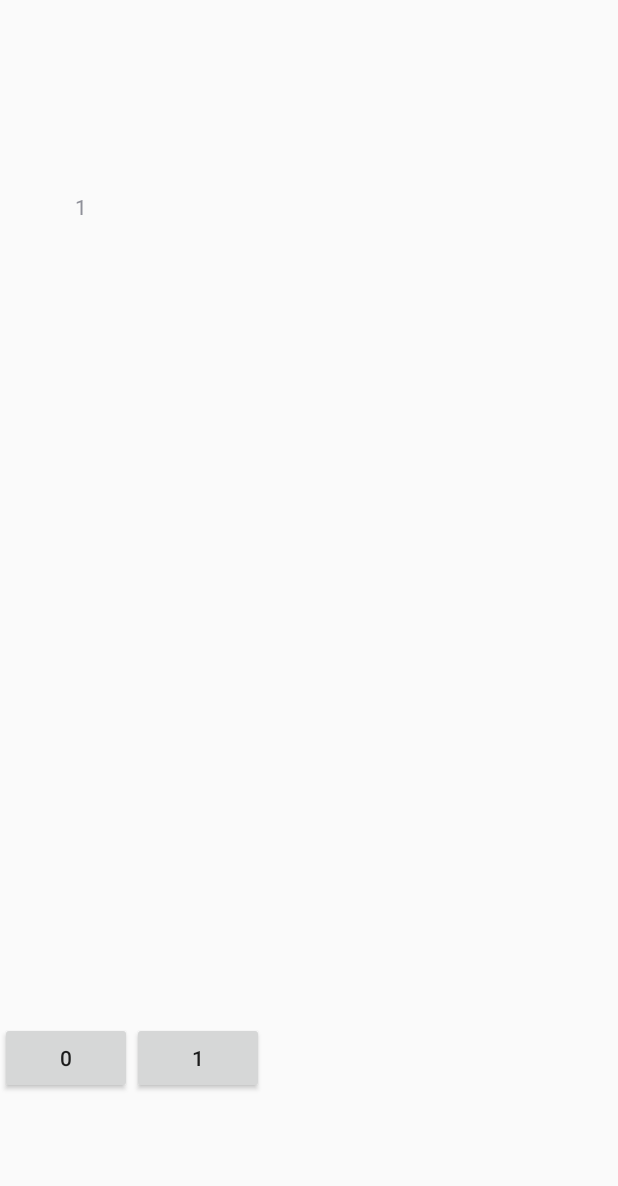
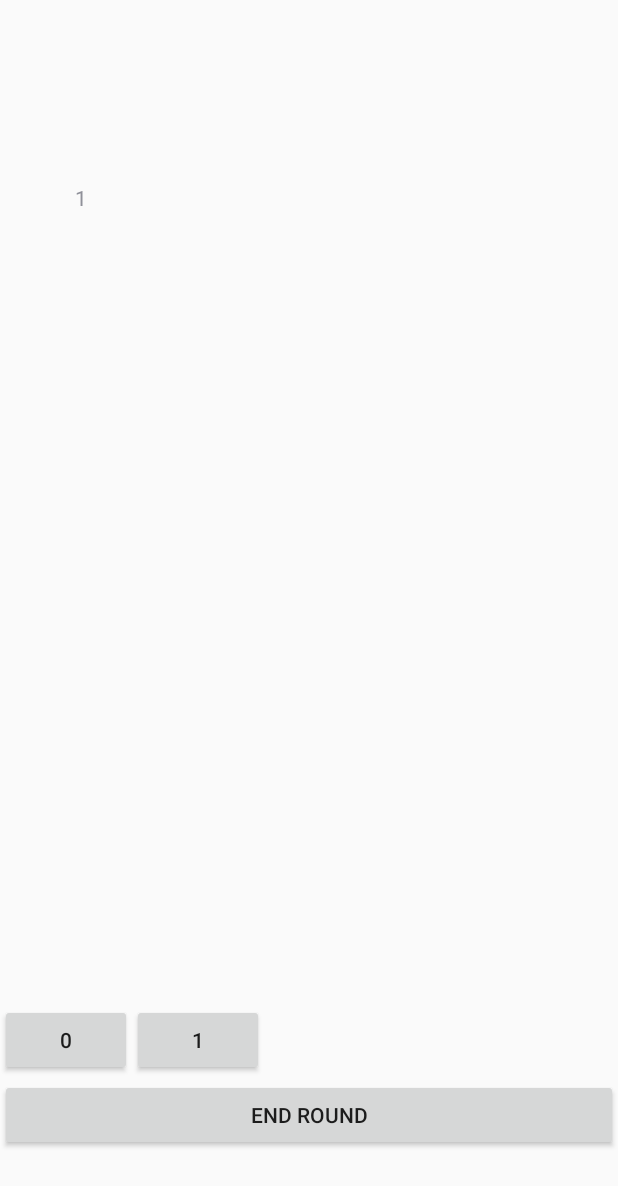
Before and after one commit to marcell-szabo/Oh-Hell-Calculator, an Android app: the Table screen opened directly, with no data from a screen before it, on a phone screen of 412 x 824 dp. Shown: the top 1186 px of the screen. Run offline under Robolectric (Android 15) with nearby library versions, the phone set to English and light mode, and no system bars.

Commit message:
kesz app 1.0

```diff
--- a/app/src/main/java/com/example/ohhellcalculator/Table.java
+++ b/app/src/main/java/com/example/ohhellcalculator/Table.java
@@ -151,7 +151,7 @@ public class Table extends AppCompatActivity {
         buttonlayout.addView(button);
     }
     @SuppressLint("SetTextI18n")
-    public void click(View view) {
+    public void guessButton_click(View view) {
         int playernum = g.getActualPlayer(), round = g.getActualRound();
         if( !g.manageRound((int) view.getTag())) {
             TextView guessText = tableLayout.findViewWithTag(round * 100 + (playernum + 1) * 10 + 1);
@@ -162,6 +162,8 @@ public class Table extends AppCompatActivity {
             Integer points = g.getPlayer(playernum).getPoints();
             pointsText.setText(points.toString());
         }
-
+    }
+    public void endRoundButton_click(View view) {
+        addGuessButton(g.getActualRound());
     }
 }
--- a/app/src/main/res/layout/activity_table.xml
+++ b/app/src/main/res/layout/activity_table.xml
@@ -9,14 +9,14 @@
     <LinearLayout
         android:layout_width="match_parent"
         android:layout_height="wrap_content"
-        android:layout_marginBottom="50dp"
+        android:layout_marginBottom="20dp"
         android:orientation="vertical"
         app:layout_constraintBottom_toBottomOf="parent"
         app:layout_constraintTop_toTopOf="parent">
 
         <LinearLayout
             android:layout_width="fill_parent"
-            android:layout_height="588dp"
+            android:layout_height="582dp"
             android:layout_marginStart="50dp"
             android:layout_marginTop="50dp"
             android:layout_marginEnd="50dp"
@@ -74,6 +74,13 @@
                 android:orientation="horizontal" />
         </HorizontalScrollView>
 
+        <Button
+            android:id="@+id/button3"
+            android:layout_width="match_parent"
+            android:layout_height="wrap_content"
+            android:onClick="endRoundButton_click"
+            android:text="@string/endroundbutton" />
+
     </LinearLayout>
 
 </androidx.constraintlayout.widget.ConstraintLayout>
--- a/app/src/main/res/layout/guess_button.xml
+++ b/app/src/main/res/layout/guess_button.xml
@@ -3,5 +3,5 @@
     android:id="@+id/guessbutton"
     android:layout_width="match_parent"
     android:layout_height="wrap_content"
-    android:onClick="click">
+    android:onClick="guessButton_click">
 </Button>
--- a/app/src/main/res/values/strings.xml
+++ b/app/src/main/res/values/strings.xml
@@ -6,4 +6,5 @@
     <string name="button">play</string>
     <string name="pn">player %d</string>
     <string name="guessbutton">%d</string>
+    <string name="endroundbutton">End Round</string>
 </resources>
```
Lines whose indentation alone changed are shown as unchanged.
